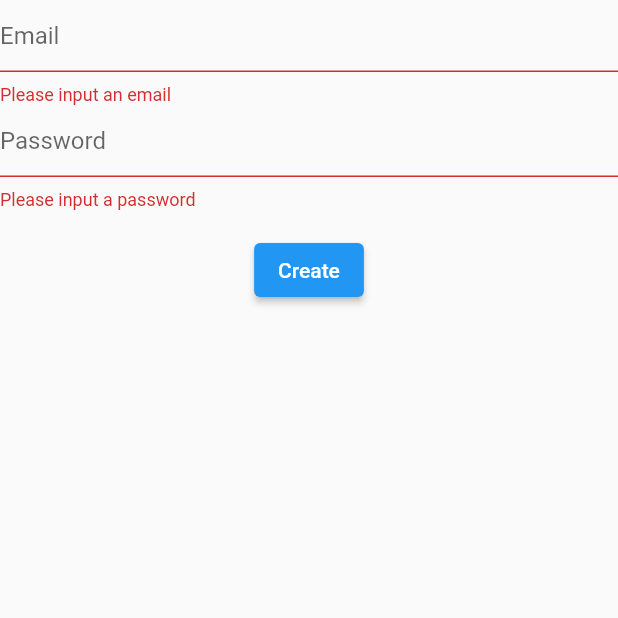
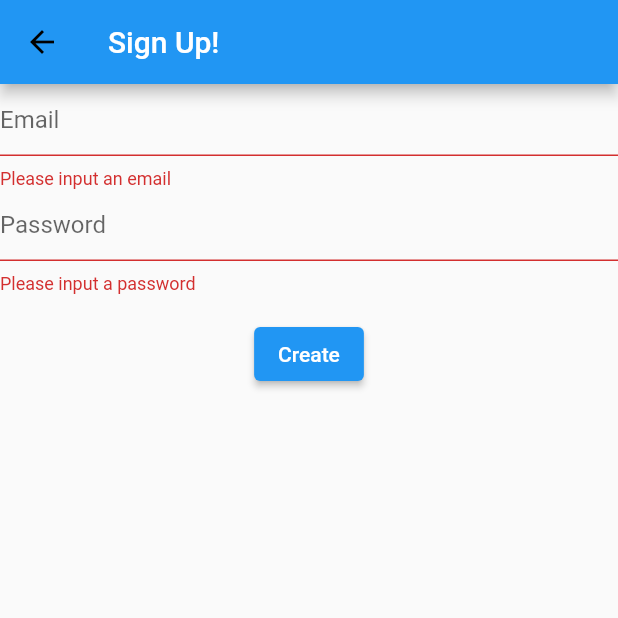
Before and after one commit to Dangabit/MugTogether, a Flutter app: the SignUpPage screen opened directly, after a tap on "Create", on a phone screen of 412 x 824 dp, the top half of it. Run offline on Flutter 3.47's test engine with Material 2 defaults, Android fonts, the light colour scheme and no system bars; our stand-ins replace firebase_auth, firebase_core; accounts and stored records are empty; generated files the repository leaves out were written again.

Commit message:
- Implemented Login - Cleaned up Main.dart - Implemented navigation between screens

```diff
--- a/lib/screens/signup.dart
+++ b/lib/screens/signup.dart
@@ -13,11 +13,23 @@ class _SignUpPage extends State<SignUpPage> {
   final _formKey = GlobalKey<FormState>();
   final emailController = TextEditingController();
   final passwordController = TextEditingController();
-  final exceptionController = TextEditingController();
+  String _exception = "";
 
   @override
   Widget build(BuildContext context) {
     return Scaffold(
+      // For backward navigation
+      appBar: AppBar(
+        leading: IconButton(
+          icon: const Icon(
+            Icons.arrow_back,
+            color: Colors.black,
+          ),
+          onPressed: () => Navigator.pop(context),
+        ),
+        title: const Text("Sign Up!"),
+      ),
+      // Sign Up Form
       body: Center(
         child: Form(
           key: _formKey,
@@ -50,7 +62,7 @@ class _SignUpPage extends State<SignUpPage> {
                 padding: const EdgeInsets.symmetric(vertical: 16.0),
                 child: ElevatedButton(
                   onPressed: () async {
-                    exceptionController.text = "";
+                    _exception = "";
                     if (_formKey.currentState!.validate()) {
                       try {
                         await FirebaseAuth.instance
@@ -58,15 +70,15 @@ class _SignUpPage extends State<SignUpPage> {
                           email: emailController.text,
                           password: passwordController.text,
                         );
+                        Navigator.pop(context);
                       } on FirebaseAuthException catch (e) {
                         if (e.code == 'weak-password') {
-                          exceptionController.text =
-                              'The password provided is too weak.';
+                          _exception = 'The password provided is too weak.';
                         } else if (e.code == 'email-already-in-use') {
-                          exceptionController.text =
+                          _exception =
                               'The account already exists for that email.';
                         } else if (e.code == 'invalid-email') {
-                          exceptionController.text = 'Not a valid email.';
+                          _exception = 'Not a valid email.';
                         }
                       } catch (e) {
                         if (kDebugMode) {
@@ -81,7 +93,7 @@ class _SignUpPage extends State<SignUpPage> {
               ),
               // Display error, if any
               Text(
-                exceptionController.text,
+                _exception,
                 style: const TextStyle(color: Colors.redAccent),
               ),
             ],
```
Also changed, not shown: lib/main.dart (+4 -88 lines), lib/screens/login.dart (added, +100 -0 lines).
